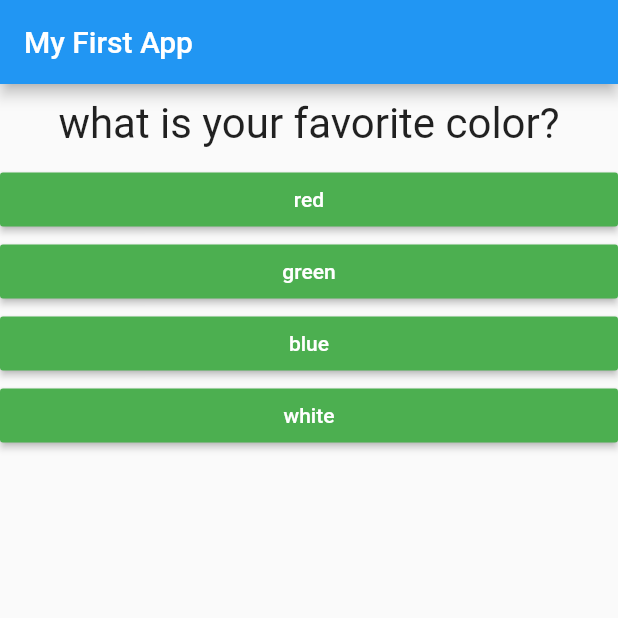
After one commit to kaings-flutter/flutter_proj1, a Flutter app: the screen it shows after launch, on a phone screen of 412 x 824 dp, the top half of it. The commit adds this screen. Run offline on Flutter 3.47's test engine with Material 2 defaults, Android fonts, the phone set to English and light mode, and no system bars.

Commit message:
refactor: separate Quiz & Result

```diff
--- a/lib/answer.dart
+++ b/lib/answer.dart
@@ -8,6 +8,7 @@ class Answer extends StatelessWidget {
 
   Answer(this.selectHandler, this.questionText);
 
+  @override
   Widget build(BuildContext context) {
     return Container(
         width: double.infinity,
--- a/lib/main.dart
+++ b/lib/main.dart
@@ -1,6 +1,6 @@
 import 'package:flutter/material.dart';
-import './answer.dart';
-import './question.dart';
+import './quiz.dart';
+import './result.dart';
 
 void main() {
   runApp(MyApp());
@@ -52,13 +52,10 @@ class _MyAppState extends State<MyApp> {
         home: Scaffold(
             appBar: AppBar(title: Text('My First App')),
             body: _questionIdx < _questions.length
-                ? (Column(children: [
-                    Question(_questions[_questionIdx]['questionText']),
-                    ...(_questions[_questionIdx]['answers'] as List<String>)
-                        .map((answer) {
-                      return Answer(_answerQuestion, answer);
-                    }).toList()
-                  ]))
-                : Center(child: Text('You did it!!!!!'))));
+                ? Quiz(
+                    questions: _questions,
+                    answerQuestion: _answerQuestion,
+                    questionIdx: _questionIdx)
+                : Result()));
   }
 }
--- /dev/null
+++ b/lib/quiz.dart
@@ -0,0 +1,24 @@
+import 'package:flutter/material.dart';
+import './question.dart';
+import './answer.dart';
+
+class Quiz extends StatelessWidget {
+  final List<Map<String, Object>> questions;
+  final Function answerQuestion;
+  final int questionIdx;
+
+  Quiz(
+      {@required this.answerQuestion,
+      @required this.questions,
+      @required this.questionIdx});
+
+  @override
+  Widget build(BuildContext context) {
+    return Column(children: [
+      Question(questions[questionIdx]['questionText']),
+      ...(questions[questionIdx]['answers'] as List<String>).map((answer) {
+        return Answer(answerQuestion, answer);
+      }).toList()
+    ]);
+  }
+}
```
Also changed, not shown: lib/result.dart (added, +8 -0 lines).
